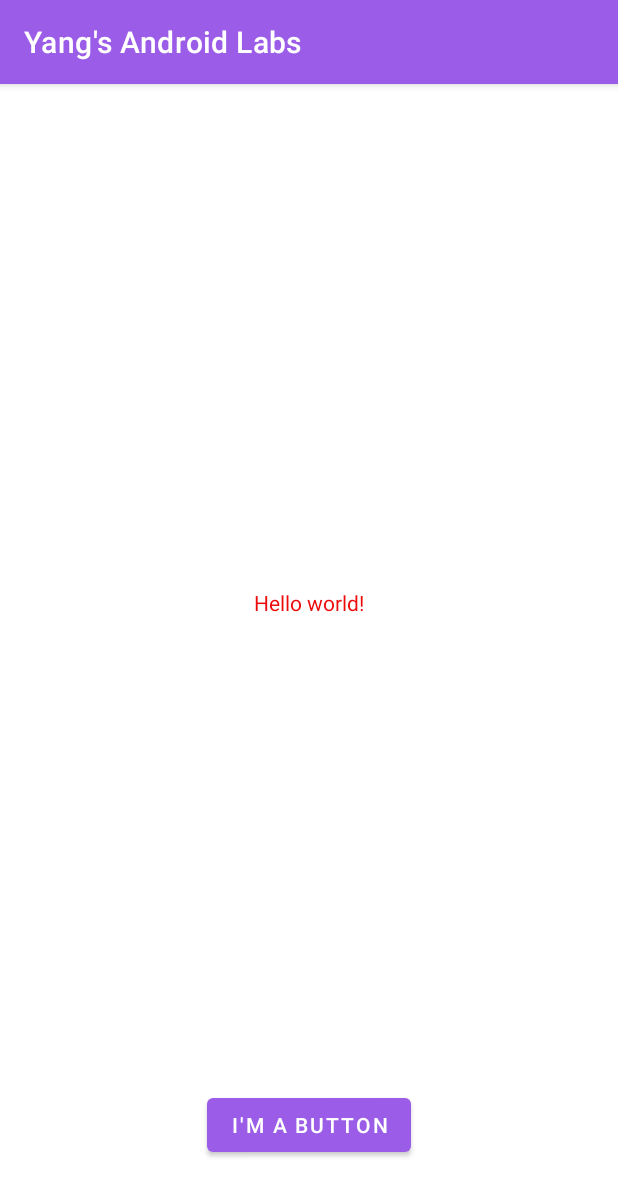
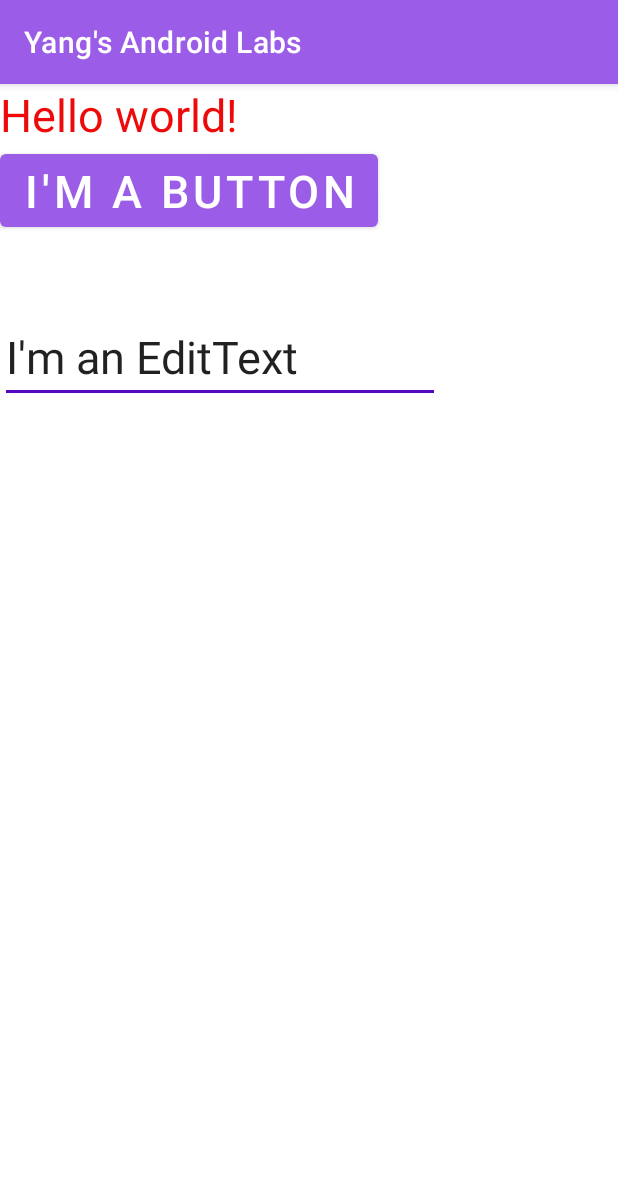
Before and after one commit to yangliu-lyla/MyApplication1, an Android app: the screen it shows after launch (MainActivity), on a phone screen of 412 x 824 dp. Shown: the top 1196 px of the screen. Run offline under Robolectric (Android 15) with nearby library versions, the phone set to English and light mode, and no system bars.

Commit message:
Seventh Commit: add variableBinding and Viewmodel

```diff
--- a/app/build.gradle
+++ b/app/build.gradle
@@ -5,6 +5,11 @@ plugins {
 android {
     namespace 'com.example.myapplication1'
     compileSdk 33
+
+    buildFeatures {
+        viewBinding true
+    }
+
 
     defaultConfig {
         applicationId "com.example.myapplication1"
--- a/app/src/main/AndroidManifest.xml
+++ b/app/src/main/AndroidManifest.xml
@@ -13,7 +13,7 @@
         android:theme="@style/Theme.MyApplication1"
         tools:targetApi="31">
         <activity
-            android:name=".MainActivity"
+            android:name=".ui.MainActivity"
             android:exported="true">
             <intent-filter>
                 <action android:name="android.intent.action.MAIN" />
--- a/app/src/main/java/com/example/myapplication1/MainActivity.java
+++ /dev/null
@@ -1,14 +0,0 @@
-package com.example.myapplication1;
-
-import androidx.appcompat.app.AppCompatActivity;
-
-import android.os.Bundle;
-
-public class MainActivity extends AppCompatActivity {
-
-    @Override
-    protected void onCreate(Bundle savedInstanceState) {
-        super.onCreate(savedInstanceState);
-        setContentView(R.layout.activity_main);
-    }
-}
--- /dev/null
+++ b/app/src/main/java/com/example/myapplication1/data/MainViewModel.java
@@ -0,0 +1,11 @@
+package com.example.myapplication1.data;
+
+import androidx.lifecycle.MutableLiveData;
+import androidx.lifecycle.ViewModel;
+
+//correspond to what's on MainActivity
+public class MainViewModel extends ViewModel {
+
+//public MutableLiveData<String> editString=new MutableLiveData<>();
+    public MutableLiveData<String> editString=new MutableLiveData<>();
+}
--- /dev/null
+++ b/app/src/main/java/com/example/myapplication1/ui/MainActivity.java
@@ -0,0 +1,78 @@
+package com.example.myapplication1.ui;
+
+import androidx.appcompat.app.AppCompatActivity;
+import androidx.lifecycle.ViewModelProvider;
+
+import android.os.Bundle;
+import android.view.View;
+import android.widget.Button;
+import android.widget.EditText;
+import android.widget.TextView;
+
+import com.example.myapplication1.data.MainViewModel;
+import com.example.myapplication1.databinding.ActivityMainBinding;
+
+public class MainActivity extends AppCompatActivity {
+
+    private MainViewModel model;
+    private ActivityMainBinding variableBinding;
+    @Override
+    protected void onCreate(Bundle savedInstanceState) {
+        super.onCreate(savedInstanceState);
+
+        model =new ViewModelProvider(this).get(MainViewModel.class);
+
+        variableBinding = ActivityMainBinding.inflate(getLayoutInflater());
+        setContentView(variableBinding.getRoot());
+
+        variableBinding.mybutton.setOnClickListener((click)->{
+            model.editString.postValue(variableBinding.myedittext.getText().toString());
+
+        });
+
+        model.editString.observe(this,s->{
+            variableBinding.mytextview.setText("Your edit text has: "+s);
+
+        });
+        /*
+        variableBinding.mytextview.setText(model.editString);
+        variableBinding.mybutton.setOnClickListener((click)->{
+        model.editString=variableBinding.myedittext.getText().toString();
+        variableBinding.mytextview.setText("Your edit text has: "+model.editString);
+
+
+        });
+        */
+
+
+        /*use viewbinding
+        variableBinding.mybutton.setOnClickListener(new View.OnClickListener() {
+
+            public void onClick(View v) {
+                String editString = variableBinding.myedittext.getText().toString();
+                variableBinding.mytextview.setText("Your edit text has: " + editString);
+            }
+        } );
+        */
+
+
+       /*
+        setContentView(R.layout.activity_main);
+
+        EditText myedit = findViewById(R.id.myedittext);
+        TextView mytext = findViewById(R.id.mytextview);
+        Button mybutton = findViewById(R.id.mybutton);
+
+        //anonymous class
+        mybutton.setOnClickListener(new View.OnClickListener() {
+            public void onClick(View v) {
+                // Code here executes on main thread after user presses button
+               String editString = myedit.getText().toString();
+               mytext.setText("Your edit text has: "+editString);
+            }
+        });
+       */
+
+
+    }
+}
--- a/app/src/main/res/layout/activity_main.xml
+++ b/app/src/main/res/layout/activity_main.xml
@@ -1,30 +1,38 @@
 <?xml version="1.0" encoding="utf-8"?>
-<androidx.constraintlayout.widget.ConstraintLayout xmlns:android="http://schemas.android.com/apk/res/android"
-    xmlns:app="http://schemas.android.com/apk/res-auto"
+<LinearLayout
+    xmlns:android="http://schemas.android.com/apk/res/android"
     xmlns:tools="http://schemas.android.com/tools"
     android:layout_width="match_parent"
     android:layout_height="match_parent"
-    tools:context=".MainActivity">
+    android:orientation="vertical"
+    tools:context=".ui.MainActivity">
 
     <TextView
+        android:textSize="30dp"
+        android:id="@+id/mytextview"
         android:layout_width="wrap_content"
         android:layout_height="wrap_content"
-        android:text="@string/hello_message"
-        app:layout_constraintBottom_toBottomOf="parent"
-        app:layout_constraintEnd_toEndOf="parent"
-        app:layout_constraintHorizontal_bias="0.5"
-        app:layout_constraintStart_toStartOf="parent"
-        app:layout_constraintTop_toTopOf="parent"
-        app:layout_constraintVertical_bias="0.449" />
+        android:text="@string/hello_message" />
 
     <Button
+        android:textSize="30dp"
+        android:id="@+id/mybutton"
         android:layout_width="wrap_content"
         android:layout_height="wrap_content"
         android:layout_marginBottom="50dp"
-        android:text="@string/button_message"
-        app:layout_constraintBottom_toBottomOf="parent"
-        app:layout_constraintEnd_toEndOf="parent"
-        app:layout_constraintHorizontal_bias="0.5"
-        app:layout_constraintStart_toStartOf="parent" />
+        android:text="@string/button_message" />
 
-</androidx.constraintlayout.widget.ConstraintLayout>
+    <EditText
+        android:textSize="30dp"
+        android:id="@+id/myedittext"
+        android:layout_width="wrap_content"
+        android:layout_height="wrap_content"
+
+        android:text="@string/editmessage"
+        android:hint="@string/hinttext"
+
+
+        />
+
+
+</LinearLayout>
--- a/app/src/main/res/values/strings.xml
+++ b/app/src/main/res/values/strings.xml
@@ -1,5 +1,7 @@
 <resources>
     <string name="app_name">Yang\'s Android Labs</string>
     <string name="hello_message">Hello world!</string>
-    <string name="button_message" translatable="false">I\'m a button</string>
+    <string name="button_message">I\'m a button</string>
+    <string name="editmessage" translatable="false">I\'m an EditText</string>
+    <string name="hinttext">Write something here</string>
 </resources>
```
Also changed, not shown: 1 other file.
